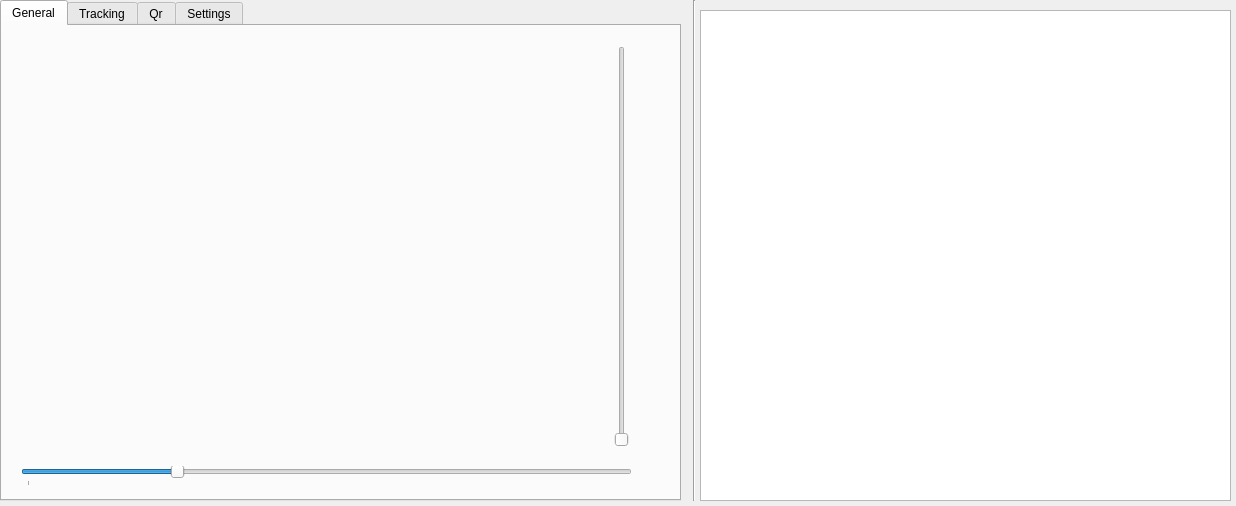
Anatolia-Aero-Design/savasan, file template_gui_package/include/template_gui_package/savasan_gui.ui: the form before one commit.
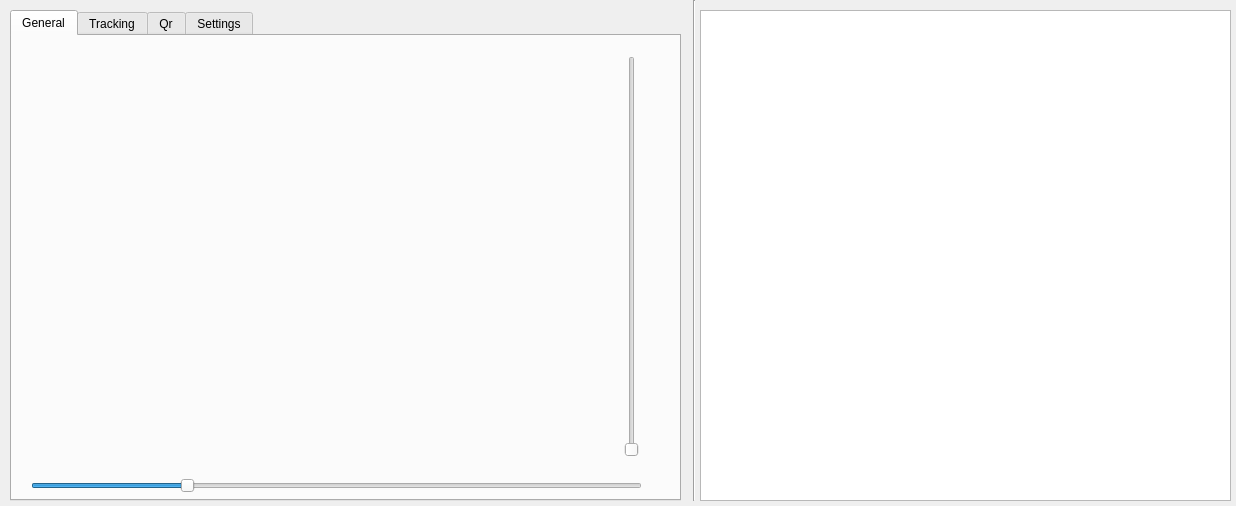
The form after the commit.

The edit to the form file:
```diff
--- a/template_gui_package/include/template_gui_package/savasan_gui.ui
+++ b/template_gui_package/include/template_gui_package/savasan_gui.ui
@@ -16,10 +16,10 @@
   <widget class="QTabWidget" name="tabWidget">
    <property name="geometry">
     <rect>
-     <x>0</x>
-     <y>0</y>
-     <width>681</width>
-     <height>501</height>
+     <x>10</x>
+     <y>10</y>
+     <width>671</width>
+     <height>491</height>
     </rect>
    </property>
    <property name="whatsThis">
@@ -57,10 +57,10 @@
       <enum>Qt::Horizontal</enum>
      </property>
      <property name="tickPosition">
-      <enum>QSlider::TicksBelow</enum>
+      <enum>QSlider::NoTicks</enum>
      </property>
      <property name="tickInterval">
-      <number>20</number>
+      <number>0</number>
      </property>
     </widget>
     <widget class="QSlider" name="verticalSlider">
@@ -72,6 +72,12 @@
        <height>401</height>
       </rect>
      </property>
+     <property name="minimum">
+      <number>50</number>
+     </property>
+     <property name="maximum">
+      <number>200</number>
+     </property>
      <property name="orientation">
       <enum>Qt::Vertical</enum>
      </property>
```
Left out of the diff: 3 changed lines with no effect on the pictures.
